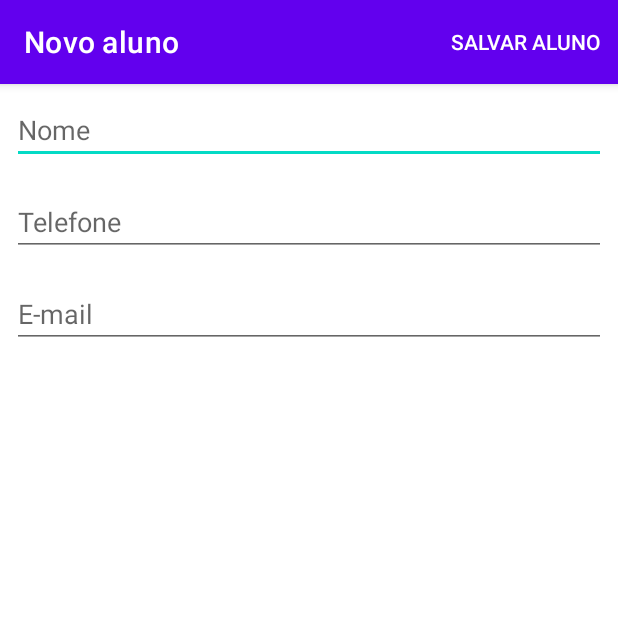
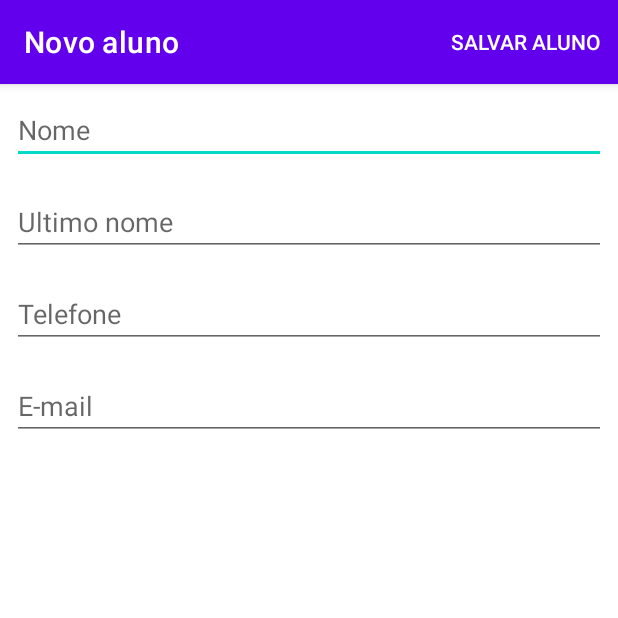
Before and after one commit to A-Pass-Studies/alura.android-training.project01-student-contacts, an Android app: the StudentFormActivity screen opened directly, with no data from a screen before it, on a phone screen of 412 x 824 dp, the top half of it. Run offline under Robolectric (Android 15) with nearby library versions, the phone set to English and light mode, and no system bars; our stand-ins replace Room's generated code; 2 statements that could not run were skipped.

```diff
--- a/app/src/main/java/apass/studies/alura/androidtraining/project01studentcontacts/ui/student/StudentFormActivity.java
+++ b/app/src/main/java/apass/studies/alura/androidtraining/project01studentcontacts/ui/student/StudentFormActivity.java
@@ -18,6 +18,8 @@ public class StudentFormActivity extends AppCompatActivity {
 
     public static final String BUNDLE_STUDENT_TO_EDIT = "BUNDLE_STUDENT";
     private EditText nameEdt;
+
+    private EditText lastnameEdt;
     private EditText phoneEdt;
     private EditText emailEdt;
 
@@ -62,12 +64,14 @@ public class StudentFormActivity extends AppCompatActivity {
 
     private void setFieldsValuesBy(Student student) {
         nameEdt.setText(student.getName());
+        lastnameEdt.setText(student.getLastName());
         emailEdt.setText(student.getEmail());
         phoneEdt.setText(student.getPhone());
     }
 
     private void initViews() {
         nameEdt = findViewById(R.id.activity_student_form_name_edt);
+        lastnameEdt = findViewById(R.id.activity_student_form_lastname_edt);
         phoneEdt = findViewById(R.id.activity_student_form_phone_etd);
         emailEdt = findViewById(R.id.activity_student_form_email_edt);
 
@@ -76,14 +80,19 @@ public class StudentFormActivity extends AppCompatActivity {
 
     private void finishForm() {
         if(studentToEdit == null) {
-            studentDao.insert(new Student(getNameFieldValue(), getPhoneFieldValue(), getEmailFieldValue()));
+            studentDao.insert(new Student(getNameFieldValue(), getPhoneFieldValue(), getEmailFieldValue(), getLastnameFieldValue()));
         } else  {
             studentToEdit.setEmail(getEmailFieldValue());
             studentToEdit.setName(getNameFieldValue());
             studentToEdit.setPhone(getPhoneFieldValue());
+            studentToEdit.setLastName(getLastnameFieldValue());
             studentDao.update(studentToEdit);
         }
         finish();
+    }
+
+    private String getLastnameFieldValue() {
+        return lastnameEdt.getText().toString();
     }
 
     @NonNull
--- a/app/src/main/res/layout/activity_student_form.xml
+++ b/app/src/main/res/layout/activity_student_form.xml
@@ -15,7 +15,16 @@
             android:layout_width="match_parent"
             android:layout_height="wrap_content"
             android:layout_margin="8dp"
-            android:hint="@string/nome"
+            android:hint="@string/field_name_hint"
+            android:inputType="textCapWords"
+            android:importantForAutofill="no" />
+
+        <EditText
+            android:id="@+id/activity_student_form_lastname_edt"
+            android:layout_width="match_parent"
+            android:layout_height="wrap_content"
+            android:layout_margin="8dp"
+            android:hint="@string/field_lastname_hint"
             android:inputType="textCapWords"
             android:importantForAutofill="no" />
 
--- a/app/src/main/res/values/strings.xml
+++ b/app/src/main/res/values/strings.xml
@@ -3,7 +3,7 @@
     <string name="add_student_fab_description">Adicionar novo aluno</string>
     <string name="phone">Telefone</string>
     <string name="email">E-mail</string>
-    <string name="nome">Nome</string>
+    <string name="field_name_hint">Nome</string>
     <string name="save_student">Salvar aluno</string>
     <string name="remover">Remover</string>
     <string name="student_form_update_title">Atualiza aluno</string>
@@ -13,4 +13,5 @@
     <string name="message_dialog_remove_student">Tem certeza eu deseja remover o aluno %s \\?</string>
     <string name="yes">Sim</string>
     <string name="not">Não</string>
+    <string name="field_lastname_hint">Ultimo nome</string>
 </resources>
```
Also changed, not shown: app/src/main/java/apass/studies/alura/androidtraining/project01studentcontacts/App.java (+0 -9 lines), app/src/main/java/apass/studies/alura/androidtraining/project01studentcontacts/data/database/StudentContactsDatabase.java (+9 -2 lines), app/src/main/java/apass/studies/alura/androidtraining/project01studentcontacts/model/Student.java (+25 -16 lines).
